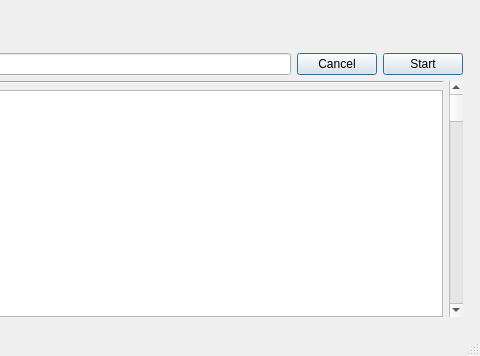
This is CS_360_GUI/mainwindow.ui in dneverson/C-Plagiarism-Checker as Qt 5 draws it before an edit; both pictures show x 287 to 767 and y 147 to 503 of the 767 by 503 pixel window. The edited form follows.
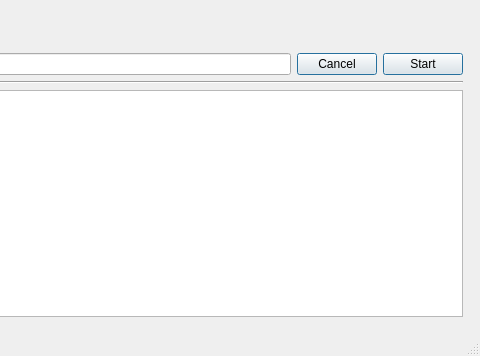
This is the edited form. Icons and pictures are not drawn.

What changed in the file:
```diff
--- a/CS_360_GUI/mainwindow.ui
+++ b/CS_360_GUI/mainwindow.ui
@@ -358,13 +358,6 @@
             </item>
            </layout>
           </item>
-          <item>
-           <widget class="QScrollBar" name="verticalScrollBar">
-            <property name="orientation">
-             <enum>Qt::Vertical</enum>
-            </property>
-           </widget>
-          </item>
          </layout>
         </item>
        </layout>
```
Left out of the diff: 4 changed lines with no effect on the pictures.
